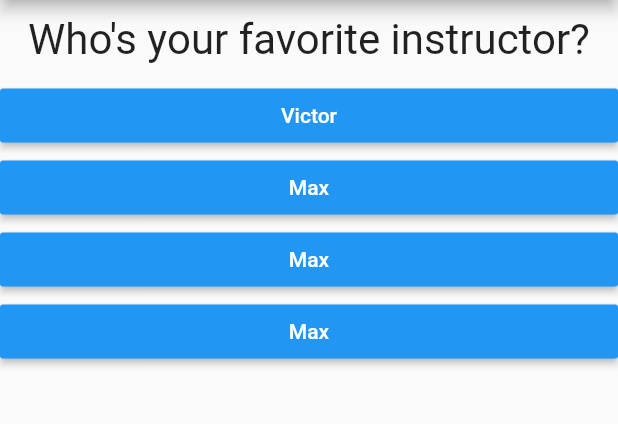
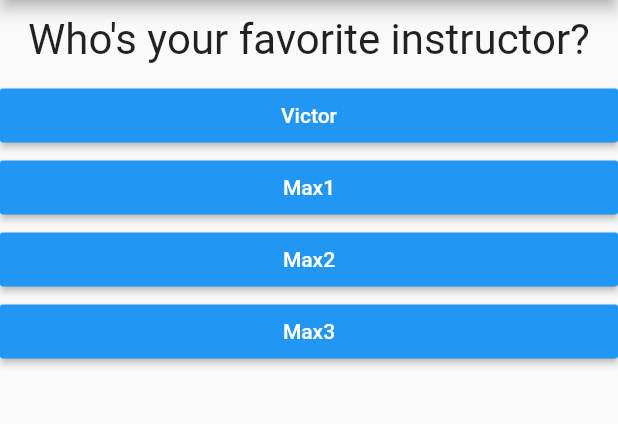
Before and after one commit to cp-victor/flutter-study, a Flutter app: the screen it shows after launch, after a tap on "Black", after a tap on "Snake", on a phone screen of 412 x 824 dp, the part 84-508 px from its top. Run offline on Flutter 3.47's test engine with Material 2 defaults, Android fonts, the phone set to English and light mode, and no system bars.

Commit message:
End of the module

```diff
--- a/lib/main.dart
+++ b/lib/main.dart
@@ -1,6 +1,8 @@
 import 'package:flutter/material.dart';
-import './question.dart';
-import './answer.dart';
+
+import './quiz.dart';
+import './result.dart';
+
 
 void main() {
   runApp(MyApp());
@@ -15,8 +17,19 @@ class MyApp extends StatefulWidget {
 
 class _MyAppState extends State<MyApp> {
   var _questionIndex = 0;
+  var _totalScore = 0;
 
-  void _answerQuestion() {
+  void _resetQuiz() {
+    setState(() {
+      _questionIndex = 0;
+      _totalScore = 0;
+    });
+  }
+
+  void _answerQuestion(int score) {
+
+    _totalScore += score;
+
     setState(() {
       _questionIndex = _questionIndex + 1;
     });
@@ -25,18 +38,33 @@ class _MyAppState extends State<MyApp> {
 
   @override
   Widget build(BuildContext context) {
-    const questions = [
+    const _questions = [
       {
         'questionText': 'What\'s your favorite color?',
-        'answers': ['Black', 'Red', 'Green', 'White'],
+        'answers': [
+          {'text': 'Black', 'score': 10},
+          {'text': 'Red', 'score': 6},
+          {'text': 'Green', 'score': 3},
+          {'text': 'White', 'score': 1},
+        ],
       },
       {
         'questionText': 'What\'s your favorite animal?',
-        'answers': ['Rabbit', 'Snake', 'Elephant', 'Lion'],
+        'answers': [
+          {'text': 'Rabbit', 'score': 10},
+          {'text': 'Snake', 'score': 6},
+          {'text': 'Elephant', 'score': 3},
+          {'text': 'Lion', 'score': 1},
+        ],
       },
       {
         'questionText': 'Who\'s your favorite instructor?',
-        'answers': ['Victor', 'Max', 'Max', 'Max'],
+        'answers': [
+          {'text': 'Victor', 'score': 10},
+          {'text': 'Max1', 'score': 3},
+          {'text': 'Max2', 'score': 3},
+          {'text': 'Max3', 'score': 3},
+        ],
       },
     ];
 
@@ -45,21 +73,13 @@ class _MyAppState extends State<MyApp> {
         appBar: AppBar(
           title: Text('My First App'),
         ),
-        body: _questionIndex < questions.length
-            ? Column(
-                children: [
-                  Question(
-                    questions[_questionIndex]['questionText'],
-                  ),
-                  ...(questions[_questionIndex]['answers'] as List<String>)
-                      .map((answer) {
-                    return Answer(_answerQuestion, answer);
-                  }).toList()
-                ],
+        body: _questionIndex < _questions.length
+            ? Quiz(
+                answerQuestion: _answerQuestion,
+                questionIndex: _questionIndex,
+                questions: _questions,
               )
-            : Center(
-                child: Text('You did it'),
-              ),
+            : Result(_totalScore, _resetQuiz),
       ),
     );
   }
--- a/lib/quiz.dart
+++ b/lib/quiz.dart
@@ -0,0 +1,29 @@
+import 'package:flutter/material.dart';
+
+import './question.dart';
+import './answer.dart';
+
+class Quiz extends StatelessWidget {
+  final List<Map<String, Object>> questions;
+  final Function answerQuestion;
+  final int questionIndex;
+
+  Quiz(
+    {@required this.questions,
+    @required this.answerQuestion,
+    @required this.questionIndex});
+
+  @override
+  Widget build(BuildContext context) {
+    return Column(
+      children: [
+        Question(
+          questions[questionIndex]['questionText'],
+        ),
+        ...(questions[questionIndex]['answers'] as List<Map<String, Object>>).map((answer) {
+          return Answer(() => answerQuestion(answer['score']), answer['text']);
+        }).toList()
+      ],
+    );
+  }
+}
```
Also changed, not shown: lib/result.dart (+44 -0 lines).
